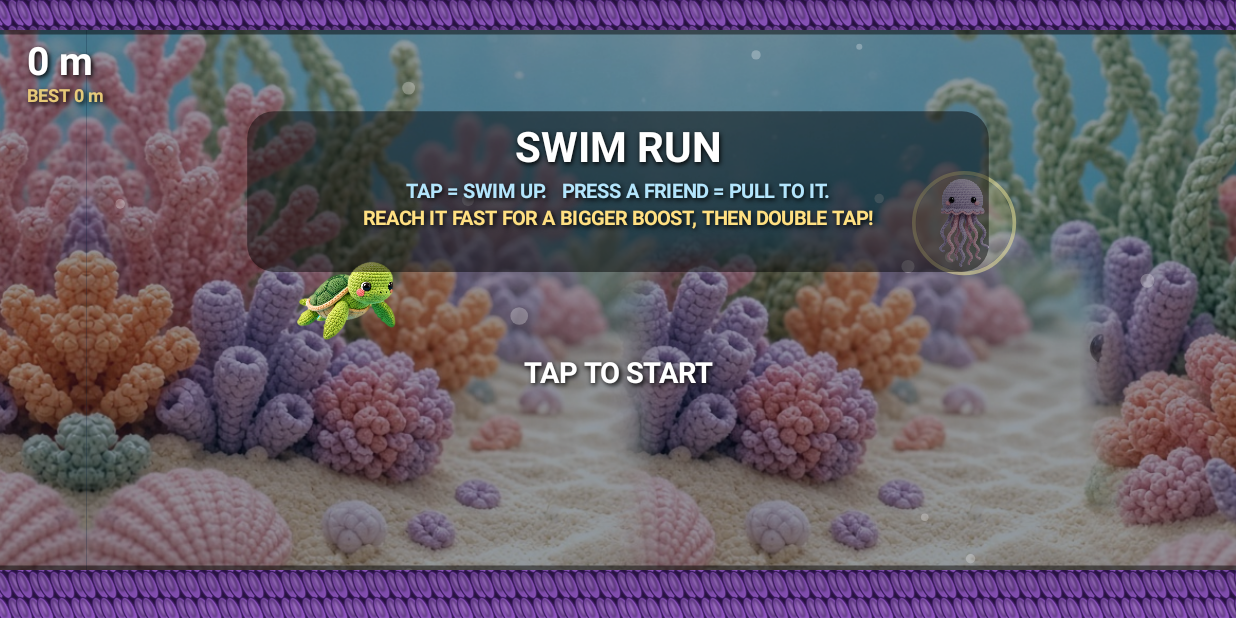
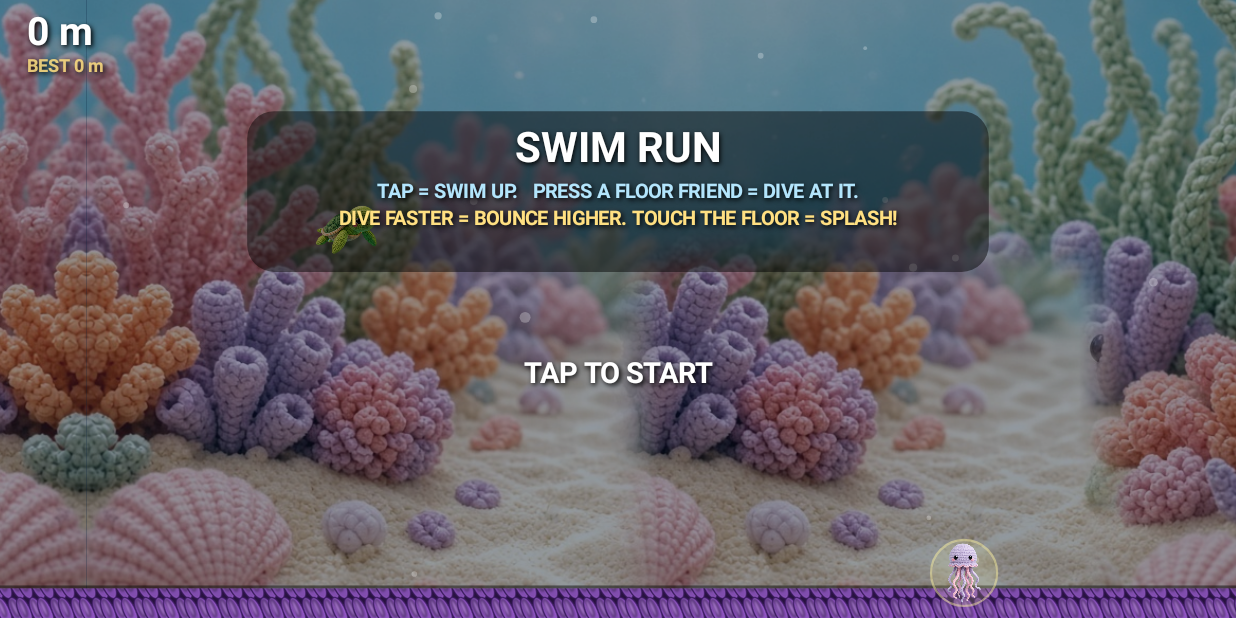
Before and after one commit to betmor1904/Lil-Betito, an Android app: the SwimActivity screen opened directly, with no data from a screen before it, on a phone screen of 824 x 412 dp (held sideways). Run offline under Robolectric (Android 15) with nearby library versions, the phone set to English and light mode, and no system bars; pictures from the network do not load.

Commit message:
SWIM RUN: zoom out, floor bounce pads, open sky, deadly floor
Co-Authored-By: Claude Sonnet 5.5 <noreply@anthropic.com>
Claude-Session: https://claude.ai/code/session_01K72ToEZFPvwKpz7ckRtLVm

```diff
--- a/app/src/main/java/com/example/spray/SwimView.kt
+++ b/app/src/main/java/com/example/spray/SwimView.kt
@@ -29,7 +29,9 @@ import kotlin.random.Random
 class SwimView(ctx: Context, private val prefs: SharedPreferences, private val sfx: Sfx?) : View(ctx) {
     var onQuit: (() -> Unit)? = null
 
-    private val d = resources.displayMetrics.density
+    private val ui = resources.displayMetrics.density   // real screen density (text, touch sizes)
+    private val zoom = 0.62f                              // below 1 = zoomed out: more of the world on screen
+    private val d = ui * zoom                             // world unit
     private val p = Paint(Paint.ANTI_ALIAS_FLAG)
     private val rockP = Paint(Paint.ANTI_ALIAS_FLAG)
     private val wallP = Paint(Paint.ANTI_ALIAS_FLAG)
@@ -59,6 +61,10 @@ class SwimView(ctx: Context, private val prefs: SharedPreferences, private val s
         // boost power each good friend stores
         val power = floatArrayOf(0.9f, 1.7f, 1.1f, 0.6f, 0.35f)
         val names = arrayOf("JELLYFISH", "DOLPHIN", "SEAHORSE", "CLOWNFISH", "STARFISH")
+        const val NONE_TOP = -100000f      // pillar with no top part
+        const val NONE_BOT = 100000f       // pillar with no bottom part
+        // how hard each friend bounces you off the floor
+        val launchMult = floatArrayOf(1.0f, 1.2f, 1.1f, 0.9f, 0f)
         const val READY = 0
         const val RUN = 1
         const val DEAD = 2
@@ -69,7 +75,7 @@ class SwimView(ctx: Context, private val prefs: SharedPreferences, private val s
     private val flapV get() = 6.3f * d
     private val maxFall get() = 9f * d
     private val pullAcc get() = 1.15f * d
-    private val ceilH get() = 20 * d
+    private val ceilH get() = 0f            // the sky is open; only the floor is deadly
     private val floorH get() = 32 * d
     private val br get() = 14 * d            // Betito's hit radius
     private val spriteH get() = 54 * d
@@ -130,7 +136,7 @@ class SwimView(ctx: Context, private val prefs: SharedPreferences, private val s
         state = READY
         worldX = 0f
         bx = baseX
-        by = height * 0.5f
+        by = height * 0.38f
         ovx = 0f
         vy = 0f
         extra = 0f
@@ -153,9 +159,10 @@ class SwimView(ctx: Context, private val prefs: SharedPreferences, private val s
         for (i in 0 until 18) {
             bubs.add(Bub(Random.nextFloat() * width, Random.nextFloat() * height, (2 + Random.nextFloat() * 4) * d, 0.3f + Random.nextFloat() * 0.5f))
         }
-        // a friend waiting early on so the "press things" idea is obvious
-        objs.add(Obj(K_JELLY, width * 0.50f, height * 0.36f, 26 * d, height * 0.36f, 0f, 0f))
-        genX = width * 1.15f
+        // a jellyfish pad waiting on the floor so the "dive at it" idea is obvious
+        val fy = height - floorH - 28 * d * 0.6f
+        objs.add(Obj(K_JELLY, width * 0.50f, fy, 28 * d, fy, 0f, 0f))
+        genX = width * 0.95f
         lastGap = 0f
         genAhead()
     }
@@ -164,46 +171,46 @@ class SwimView(ctx: Context, private val prefs: SharedPreferences, private val s
     // world generation
     // ============================================================
     private fun genAhead() {
-        val h = height.toFloat()
+        val floorY = height - floorH
         while (genX < camX + width + 500 * d) {
             val m = max(0f, genX / (8f * d))
-            val gapH = (195f - min(60f, m / 8f)) * d
-            val top = ceilH + gapH / 2f + 12 * d
-            val bot = h - floorH - gapH / 2f - 12 * d
-            var cy = top + Random.nextFloat() * max(1f, bot - top)
-            if (lastGap != 0f) cy = cy.coerceIn(lastGap - 130 * d, lastGap + 130 * d).coerceIn(top, bot)
-            lastGap = cy
-            pillars.add(Pillar(genX, 58 * d, cy - gapH / 2f, cy + gapH / 2f))
-            val spacing = (470f - min(150f, m / 3f)) * d
-            placeObjects(genX + spacing * 0.5f, m)
-            genX += spacing
-        }
-    }
-
-    private fun placeObjects(mid: Float, m: Float) {
-        val h = height.toFloat()
-        // a friend in the open water
-        if (Random.nextFloat() < 0.8f) {
+            val seg = (330f + Random.nextFloat() * 90f + min(120f, m / 4f)) * d
+            // a landing pad on the floor: dive at it, bounce up
             val dolphinChance = 0.08f + min(0.12f, m / 2000f)
             val r = Random.nextFloat()
             val kind = when {
                 r < dolphinChance -> K_DOLPHIN
-                r < dolphinChance + 0.30f -> K_JELLY
-                r < dolphinChance + 0.45f -> K_SEAHORSE
-                r < dolphinChance + 0.58f -> K_CLOWN
-                else -> K_STAR
+                r < dolphinChance + 0.40f -> K_JELLY
+                r < dolphinChance + 0.65f -> K_SEAHORSE
+                else -> K_CLOWN
             }
-            val y = ceilH + 44 * d + Random.nextFloat() * (h - floorH - ceilH - 88 * d)
-            objs.add(Obj(kind, mid + (Random.nextFloat() - 0.5f) * 140 * d, y, 26 * d, y, 0f, 0f))
+            val pr = 28 * d
+            val py = floorY - pr * 0.6f
+            objs.add(Obj(kind, genX, py, pr, py, 0f, 0f))
+            // a rock rising from the floor (jump it)
+            if (m > 40f && Random.nextFloat() < min(0.75f, 0.35f + m / 600f)) {
+                val rockH = floorY * (0.14f + 0.30f * min(1f, m / 500f) * Random.nextFloat())
+                pillars.add(Pillar(genX + seg * 0.55f, 52 * d, NONE_TOP, floorY - rockH))
             }
-        // trouble gets added the farther you go
-        if (m > 120f && Random.nextFloat() < 0.35f) {
-            val y = h - floorH - 20 * d
-            objs.add(Obj(K_CRAB, mid + (Random.nextFloat() - 0.5f) * 240 * d, y, 22 * d, y, 0f, 0f))
+            // a hanging rock (stay under it)
+            if (m > 150f && Random.nextFloat() < 0.35f) {
+                pillars.add(Pillar(genX + seg * 0.82f, 52 * d, floorY * (0.12f + 0.25f * Random.nextFloat()), NONE_BOT))
+            }
+            // a star up in the sky: the reward for staying high
+            if (Random.nextFloat() < 0.5f) {
+                val sy = 30 * d + Random.nextFloat() * floorY * 0.35f
+                objs.add(Obj(K_STAR, genX + seg * 0.3f, sy, 24 * d, sy, 0f, 0f))
+            }
+            // trouble: crabs by the pads, sharks in the air
+            if (m > 120f && Random.nextFloat() < 0.30f) {
+                val cy = floorY - 20 * d
+                objs.add(Obj(K_CRAB, genX + seg * 0.25f, cy, 22 * d, cy, 0f, 0f))
             }
             if (m > 300f && Random.nextFloat() < 0.30f) {
-            val y = ceilH + 90 * d + Random.nextFloat() * (h - floorH - ceilH - 180 * d)
-            objs.add(Obj(K_SHARK, mid + (Random.nextFloat() - 0.5f) * 200 * d, y, 30 * d, y, 70 * d, Random.nextFloat() * 6f))
+                val sy = floorY * (0.25f + 0.30f * Random.nextFloat())
+                objs.add(Obj(K_SHARK, genX + seg * 0.5f, sy, 30 * d, sy, 70 * d, Random.nextFloat() * 6f))
+            }
+            genX += seg
         }
     }
 
@@ -237,7 +244,7 @@ class SwimView(ctx: Context, private val prefs: SharedPreferences, private val s
             }
         }
         // double tap (two quick taps near each other) fires a stored boost
-        if (stored > 0f && now - lastTapAt < 260L && hypot(x - lastTapX, y - lastTapY) < 80 * d) {
+        if (stored > 0f && now - lastTapAt < 260L && hypot(x - lastTapX, y - lastTapY) < 90 * ui) {
             fireBoost(now)
             lastTapAt = 0L
             return
@@ -259,7 +266,7 @@ class SwimView(ctx: Context, private val prefs: SharedPreferences, private val s
 
     private fun pick(x: Float, y: Float): Obj? {
         var best: Obj? = null
-        var bd = 64 * d
+        var bd = 70 * ui
         for (o in objs) {
             if (o.hazard || o.taken) continue
             val ox = sxOf(o.x)
@@ -301,7 +308,7 @@ class SwimView(ctx: Context, private val prefs: SharedPreferences, private val s
             if (b.y < -10 * d) b.y = height + 10 * d
         }
         if (state == READY) {
-            by = height * 0.5f + sin(now / 380.0).toFloat() * 9 * d
+            by = height * 0.38f + sin(now / 380.0).toFloat() * 9 * d
             return
         }
         if (state == DEAD) return
@@ -376,7 +383,11 @@ class SwimView(ctx: Context, private val prefs: SharedPreferences, private val s
         }
 
         // rock, ceiling, floor
-        if (by - br < ceilH || by + br > height - floorH) die(now, "SQUISHED!")
+        if (by - br < 0f) {
+            by = br
+            if (vy < 0f) vy = 0f
+        }
+        if (by + br > height - floorH) die(now, "SPLASHED!")
         for (pl in pillars) {
             val px = sxOf(pl.x)
             if (bx + br * 0.8f > px && bx - br * 0.8f < px + pl.w) {
@@ -402,7 +413,13 @@ class SwimView(ctx: Context, private val prefs: SharedPreferences, private val s
             storedFrom = o.kind
         }
         extra = min(extra + base * 0.25f * pw, base * 3.5f)
-        if (o.kind == K_JELLY) vy = -7 * d                // jellyfish bounce you up
+        if (o.kind != K_STAR) {
+            // landing on a floor friend: the harder you dove in, the higher you fly
+            val down = max(vy, 0f)
+            val lv = ((5f * d + 0.7f * down + 0.12f * speed) * launchMult[o.kind]).coerceIn(7f * d, 16f * d)
+            vy = -lv
+            shakeMs = 140f
+        }
         if (o.kind == K_STAR) bonusM += 25
         sfx?.play(if (o.kind == K_DOLPHIN) "woo" else "coin", 0.9f, 0L)
         pops.add(Pop(Yarn.POP_BING, o.x, o.y - 30 * d, now, 6f))
@@ -510,11 +527,9 @@ class SwimView(ctx: Context, private val prefs: SharedPreferences, private val s
             wallP.shader = null
             wallP.color = Color.parseColor("#4E342E")
         }
-        c.drawRect(0f, 0f, w, ceilH, wallP)
         c.drawRect(0f, h - floorH, w, h, wallP)
         p.style = Paint.Style.FILL
         p.color = Color.argb(120, 0, 0, 0)
-        c.drawRect(0f, ceilH, w, ceilH + 3 * d, p)
         c.drawRect(0f, h - floorH - 3 * d, w, h - floorH, p)
     }
 
@@ -532,13 +547,18 @@ class SwimView(ctx: Context, private val prefs: SharedPreferences, private val s
         for (pl in pillars) {
             val px = sxOf(pl.x)
             if (px > w + 10 * d || px + pl.w < -10 * d) continue
-            c.drawRoundRect(px, -30 * d, px + pl.w, pl.gapTop, 14 * d, 14 * d, rockP)
-            c.drawRoundRect(px, pl.gapBot, px + pl.w, h + 30 * d, 14 * d, 14 * d, rockP)
             p.style = Paint.Style.STROKE
             p.strokeWidth = 3 * d
+            if (pl.gapTop > 0f) {
+                c.drawRoundRect(px, -30 * d, px + pl.w, pl.gapTop, 14 * d, 14 * d, rockP)
                 p.color = Color.argb(150, 20, 10, 5)
                 c.drawRoundRect(px, -30 * d, px + pl.w, pl.gapTop, 14 * d, 14 * d, p)
+            }
+            if (pl.gapBot < h) {
+                c.drawRoundRect(px, pl.gapBot, px + pl.w, h + 30 * d, 14 * d, 14 * d, rockP)
+                p.color = Color.argb(150, 20, 10, 5)
                 c.drawRoundRect(px, pl.gapBot, px + pl.w, h + 30 * d, 14 * d, 14 * d, p)
+            }
             p.style = Paint.Style.FILL
         }
     }
@@ -650,7 +670,7 @@ class SwimView(ctx: Context, private val prefs: SharedPreferences, private val s
         p.style = Paint.Style.FILL
         p.typeface = Typeface.DEFAULT_BOLD
         p.textAlign = align
-        p.textSize = size * d
+        p.textSize = size * ui
         p.color = color
         p.setShadowLayer(4f, 1.5f, 1.5f, Color.BLACK)
         c.drawText(s, x, y, p)
@@ -658,30 +678,30 @@ class SwimView(ctx: Context, private val prefs: SharedPreferences, private val s
     }
 
     private fun drawHud(c: Canvas, w: Float, h: Float, now: Long) {
-        text(c, "${meters()} m", 18 * d, ceilH + 30 * d, 26f, Color.WHITE, Paint.Align.LEFT)
-        text(c, "BEST $best m", 18 * d, ceilH + 48 * d, 12f, Color.argb(220, 255, 224, 130), Paint.Align.LEFT)
+        text(c, "${meters()} m", 18 * ui, ceilH + 30 * ui, 26f, Color.WHITE, Paint.Align.LEFT)
+        text(c, "BEST $best m", 18 * ui, ceilH + 48 * ui, 12f, Color.argb(220, 255, 224, 130), Paint.Align.LEFT)
         if (state != RUN) return
         // speed bar
         val base = baseSpeed()
         val k = (speedNow() / (base * 4.2f)).coerceIn(0f, 1f)
-        val bw = 130 * d
-        val bxl = w - bw - 18 * d
-        val byt = ceilH + 14 * d
+        val bw = 130 * ui
+        val bxl = w - bw - 18 * ui
+        val byt = ceilH + 14 * ui
         p.style = Paint.Style.FILL
         p.color = Color.argb(110, 0, 0, 0)
-        rect.set(bxl, byt, bxl + bw, byt + 11 * d)
-        c.drawRoundRect(rect, 6 * d, 6 * d, p)
+        rect.set(bxl, byt, bxl + bw, byt + 11 * ui)
+        c.drawRoundRect(rect, 6 * ui, 6 * ui, p)
         p.color = if (slowMs > 0f) Color.parseColor("#FF7043") else if (boostMs > 0f) Color.parseColor("#E040FB") else Color.parseColor("#4FC3F7")
-        rect.set(bxl, byt, bxl + bw * k, byt + 11 * d)
-        c.drawRoundRect(rect, 6 * d, 6 * d, p)
-        text(c, if (slowMs > 0f) "SQUISHED! SLOW" else if (boostMs > 0f) "BOOST!!" else "SPEED", bxl + bw / 2f, byt + 30 * d, 11f, Color.WHITE)
+        rect.set(bxl, byt, bxl + bw * k, byt + 11 * ui)
+        c.drawRoundRect(rect, 6 * ui, 6 * ui, p)
+        text(c, if (slowMs > 0f) "SQUISHED! SLOW" else if (boostMs > 0f) "BOOST!!" else "SPEED", bxl + bw / 2f, byt + 30 * ui, 11f, Color.WHITE)
         // stored boost
         if (stored > 0f) {
             val pulse = 0.5f + 0.5f * sin(now / 140.0).toFloat()
             val nm = if (storedFrom in names.indices) names[storedFrom] else "BOOST"
-            text(c, "$nm BOOST x${"%.1f".format(stored)}   DOUBLE TAP!", w / 2f, h - floorH - 14 * d, (14 + 2 * pulse), Color.parseColor("#FFD54F"))
+            text(c, "$nm BOOST x${"%.1f".format(stored)}   DOUBLE TAP!", w / 2f, h - floorH - 14 * ui, (14 + 2 * pulse), Color.parseColor("#FFD54F"))
         } else if (hintMs < 12000f) {
-            text(c, "PRESS A GLOWING FRIEND TO GRAB A BOOST", w / 2f, h - floorH - 14 * d, 12f, Color.argb(210, 255, 255, 255))
+            text(c, "PRESS A FRIEND ON THE FLOOR: DIVE, THEN BOUNCE HIGH", w / 2f, h - floorH - 14 * ui, 12f, Color.argb(210, 255, 255, 255))
         }
     }
 
@@ -689,10 +709,10 @@ class SwimView(ctx: Context, private val prefs: SharedPreferences, private val s
         p.style = Paint.Style.FILL
         p.color = Color.argb(120, 0, 0, 0)
         rect.set(w * 0.2f, h * 0.18f, w * 0.8f, h * 0.44f)
-        c.drawRoundRect(rect, 18 * d, 18 * d, p)
-        text(c, "SWIM RUN", w / 2f, h * 0.18f + 34 * d, 28f, Color.WHITE)
-        text(c, "TAP = SWIM UP.   PRESS A FRIEND = PULL TO IT.", w / 2f, h * 0.18f + 58 * d, 13f, Color.parseColor("#B3E5FC"))
-        text(c, "REACH IT FAST FOR A BIGGER BOOST, THEN DOUBLE TAP!", w / 2f, h * 0.18f + 76 * d, 13f, Color.parseColor("#FFE082"))
+        c.drawRoundRect(rect, 18 * ui, 18 * ui, p)
+        text(c, "SWIM RUN", w / 2f, h * 0.18f + 34 * ui, 28f, Color.WHITE)
+        text(c, "TAP = SWIM UP.   PRESS A FLOOR FRIEND = DIVE AT IT.", w / 2f, h * 0.18f + 58 * ui, 13f, Color.parseColor("#B3E5FC"))
+        text(c, "DIVE FASTER = BOUNCE HIGHER. TOUCH THE FLOOR = SPLASH!", w / 2f, h * 0.18f + 76 * ui, 13f, Color.parseColor("#FFE082"))
         val pulse = 0.5f + 0.5f * sin(SystemClock.uptimeMillis() / 250.0).toFloat()
         text(c, "TAP TO START", w / 2f, h * 0.62f, 18f + 2 * pulse, Color.WHITE)
     }
@@ -702,15 +722,15 @@ class SwimView(ctx: Context, private val prefs: SharedPreferences, private val s
         p.color = Color.argb(150, 0, 0, 0)
         c.drawRect(0f, 0f, w, h, p)
         text(c, deathText, w / 2f, h * 0.30f, 32f, Color.parseColor("#FF8A65"))
-        text(c, "${meters()} m", w / 2f, h * 0.30f + 46 * d, 40f, Color.WHITE)
-        text(c, if (newBest) "NEW BEST!" else "BEST $best m", w / 2f, h * 0.30f + 70 * d, 16f, Color.parseColor("#FFD54F"))
+        text(c, "${meters()} m", w / 2f, h * 0.30f + 46 * ui, 40f, Color.WHITE)
+        text(c, if (newBest) "NEW BEST!" else "BEST $best m", w / 2f, h * 0.30f + 70 * ui, 16f, Color.parseColor("#FFD54F"))
         val pulse = 0.5f + 0.5f * sin(now / 250.0).toFloat()
-        text(c, "TAP TO TRY AGAIN", w / 2f, h * 0.30f + 106 * d, 18f + 2 * pulse, Color.WHITE)
-        val bw = 120 * d
-        val bh = 38 * d
-        menuR.set(w / 2f - bw / 2f, h * 0.30f + 126 * d, w / 2f + bw / 2f, h * 0.30f + 126 * d + bh)
+        text(c, "TAP TO TRY AGAIN", w / 2f, h * 0.30f + 106 * ui, 18f + 2 * pulse, Color.WHITE)
+        val bw = 120 * ui
+        val bh = 38 * ui
+        menuR.set(w / 2f - bw / 2f, h * 0.30f + 126 * ui, w / 2f + bw / 2f, h * 0.30f + 126 * ui + bh)
         p.color = Color.parseColor("#37474F")
-        c.drawRoundRect(menuR, 12 * d, 12 * d, p)
-        text(c, "MENU", w / 2f, menuR.centerY() + 6 * d, 16f, Color.WHITE)
+        c.drawRoundRect(menuR, 12 * ui, 12 * ui, p)
+        text(c, "MENU", w / 2f, menuR.centerY() + 6 * ui, 16f, Color.WHITE)
     }
 }
```
Lines whose indentation alone changed are shown as unchanged.
